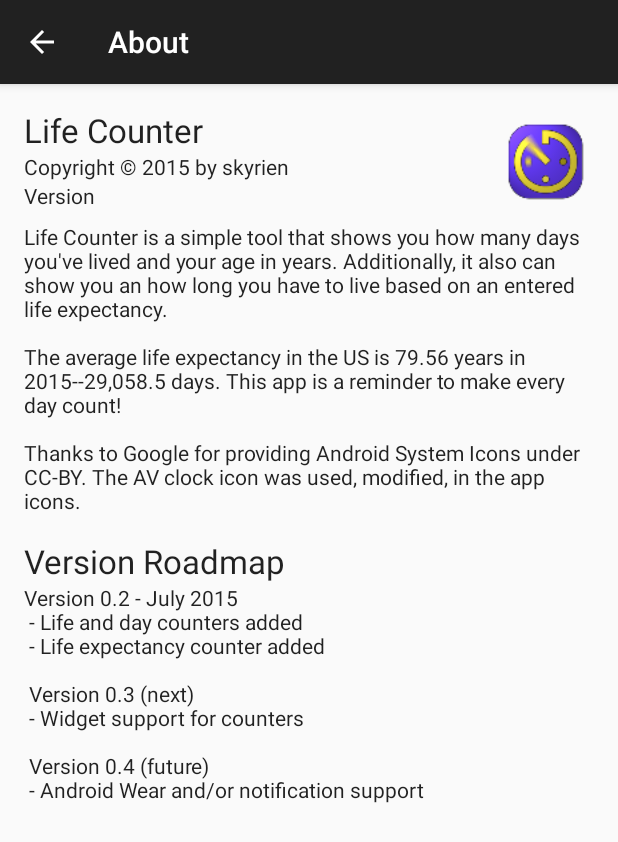
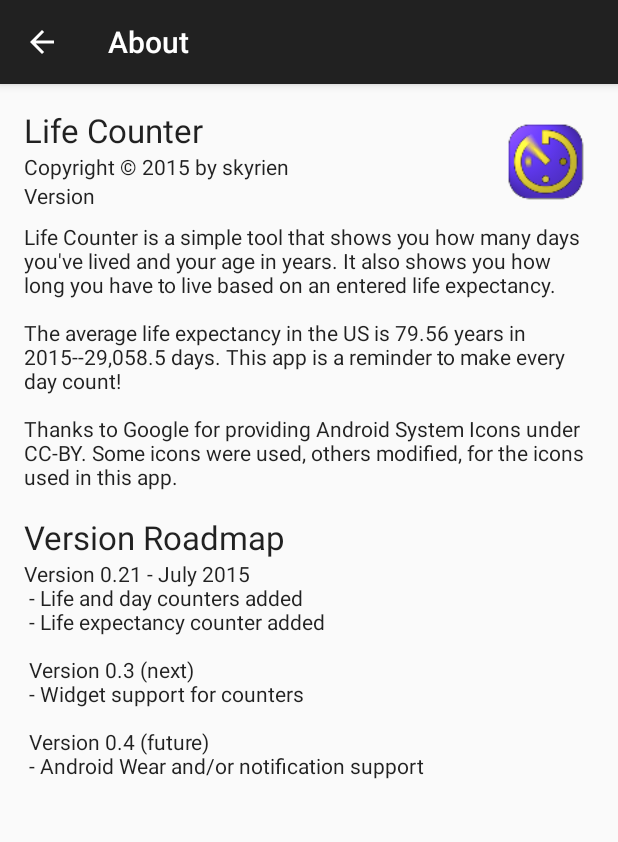
Before and after one commit to skyrien/lifeindays, an Android app: the AboutActivity screen opened directly, with no data from a screen before it, on a phone screen of 412 x 824 dp. Shown: the top 842 px of the screen. Run offline under Robolectric (Android 15) with nearby library versions, the light colour scheme and no system bars.

Commit message:
- Updating strings

```diff
--- a/app/build.gradle
+++ b/app/build.gradle
@@ -8,8 +8,8 @@
         applicationId "com.skyrien.lifeindays"
         minSdkVersion 15
         targetSdkVersion 21
-        versionCode 2
-        versionName "0.2"
+        versionCode 3
+        versionName "0.21"
     }
     buildTypes {
         release {
--- a/app/src/main/res/values/strings.xml
+++ b/app/src/main/res/values/strings.xml
@@ -25,14 +25,14 @@
     <string name="textviewVersion">Version</string>
     <string name="action_settings">Settings</string>
     <string name="textview_author">Copyright \u00A9 2015 by skyrien</string>
-    <string name="textviewVersionNumber">0.2</string>
-    <string name="textviewDescription">Life Counter is a simple tool that shows you how many days you\'ve lived and your age in years. Additionally, it also can show you an how long you have to live based on an entered life expectancy.
+    <string name="textviewVersionNumber">0.21</string>
+    <string name="textviewDescription">Life Counter is a simple tool that shows you how many days you\'ve lived and your age in years. It also shows you how long you have to live based on an entered life expectancy.
         \n\nThe average life expectancy in the US is 79.56 years in 2015--29,058.5 days. This app is a reminder to make every day count!
         \n\nThanks to Google for providing Android System Icons under
-    CC-BY. The AV clock icon was used, modified, in the app icons.</string>
+    CC-BY. Some icons were used, others modified, for the icons used in this app.</string>
 
     <string name="textviewReleaseNotesTitle">Version Roadmap</string>
-    <string name="textviewReleaseNotesText">Version 0.2 - July 2015\n - Life and day counters added
+    <string name="textviewReleaseNotesText">Version 0.21 - July 2015\n - Life and day counters added
         \n - Life expectancy counter added\n
         \n
         Version 0.3 (next)\n
```
